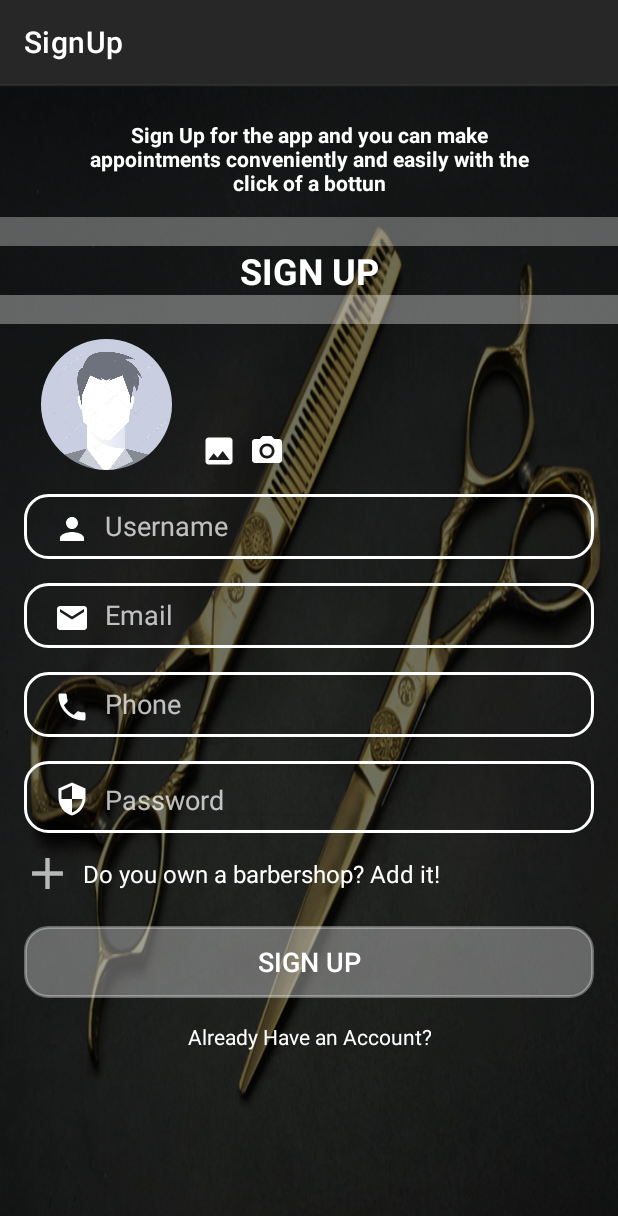
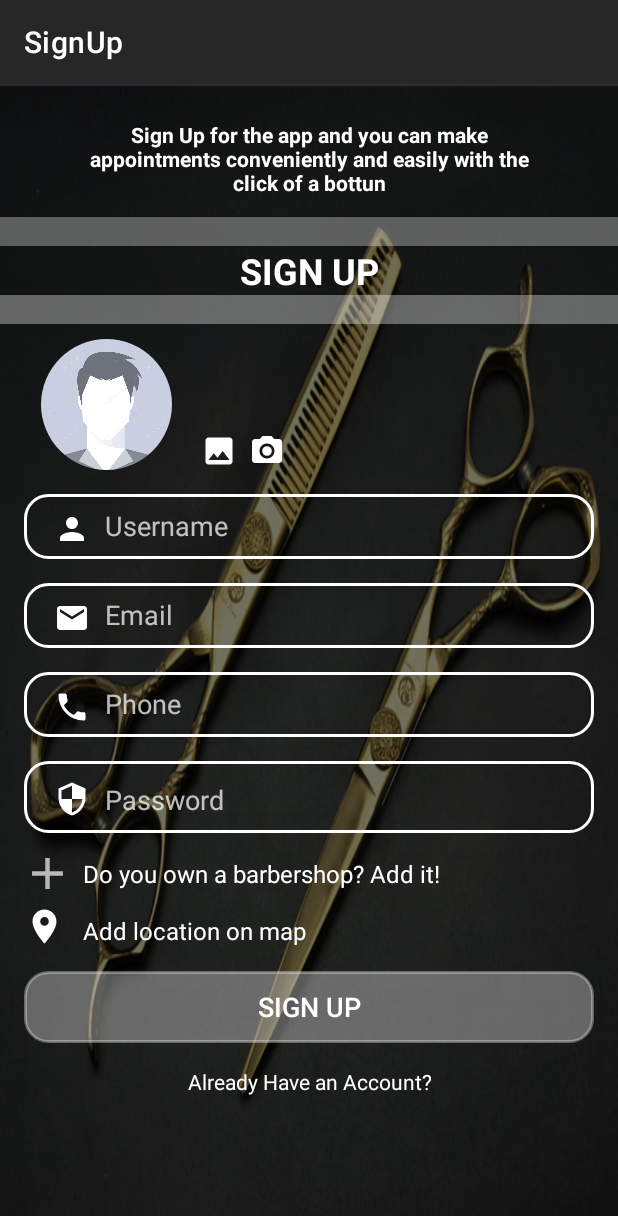
Before and after one commit to TalCohenHarari/AndroidApplication-FinalProject, an Android app: the screen it shows after launch (MainActivity), after a tap on "sign up", on a phone screen of 412 x 824 dp. Shown: the top 1216 px of the screen. Run offline under Robolectric (Android 15) with nearby library versions, the phone set to English and light mode, and no system bars; our stand-ins replace CircleImageView, Firebase (no records; nobody signed in at launch, a user with empty details on screens opened directly), Room's generated code, navigation-ui; Roboto replaces fonts that are not available here.

Commit message:
Google Map on signUp fragment with add location and save it :)

```diff
--- a/app/src/main/java/com/example/finalproject/ui/barbershopDetails/BarbershopDetailsFragment.java
+++ b/app/src/main/java/com/example/finalproject/ui/barbershopDetails/BarbershopDetailsFragment.java
@@ -37,6 +37,7 @@ public class BarbershopDetailsFragment extends Fragment {
 //        imageV = view.findViewById(R.id.baebershopDeails_image_imgV);
         barbershopDetailsViewModel  = new ViewModelProvider(this).
                 get(BarbershopDetailsViewModel.class);
+        barbershopDetailsViewModel.getData().observe(getViewLifecycleOwner(), (data)->{});
 
 
         // Getting the parameters from the Bundle:
--- a/app/src/main/java/com/example/finalproject/ui/signUp/SignUpFragment.java
+++ b/app/src/main/java/com/example/finalproject/ui/signUp/SignUpFragment.java
@@ -1,7 +1,6 @@
 package com.example.finalproject.ui.signUp;
 
 import android.app.Dialog;
-import android.content.Context;
 import android.content.Intent;
 import android.graphics.Bitmap;
 import android.net.Uri;
@@ -17,11 +16,9 @@ import android.widget.ImageButton;
 import android.widget.ImageView;
 import android.widget.ProgressBar;
 import android.widget.TextView;
-import android.widget.Toast;
 
 import androidx.annotation.Nullable;
 import androidx.fragment.app.Fragment;
-import androidx.fragment.app.FragmentActivity;
 import androidx.lifecycle.ViewModelProvider;
 import androidx.navigation.Navigation;
 
@@ -32,32 +29,23 @@ import com.example.finalproject.model.Barbershop;
 import com.example.finalproject.model.Model;
 import com.example.finalproject.model.Queue;
 import com.example.finalproject.model.User;
-import com.example.finalproject.ui.queues_list.QueuesListViewModel;
 
 import java.io.IOException;
 import java.util.LinkedList;
 import java.util.List;
 
 
-public class SignUpFragment extends Fragment {
+public class SignUpFragment extends Fragment{
 
-    //General:
-    View view;
-    Dialog dialog;
-    TextView haveAccount;
-    Button signUp;
-    ImageButton addBarbershop;
-    ImageView imageCameraImgV;
-    ImageView imageGalleryImgV;
+    //General:                                  //User params:
+    View view;                                  User newUser;
+    Dialog dialog;                              EditText password;
+    TextView haveAccount;                       EditText userName;
+    Button signUp;                              EditText email;
+    ImageButton addBarbershop;                  EditText phone;
+    ImageView imageCameraImgV;                  ImageView imageV;
+    ImageView imageGalleryImgV;                 Bitmap imageBitmap;
     SignUpViewModel signUpViewModel;
-    //User params:
-    User newUser;
-    EditText password;
-    EditText userName;
-    EditText email;
-    EditText phone;
-    ImageView imageV;
-    Bitmap imageBitmap;
 
     //Barbershop Params:
     Dialog dialogBarbershop;
@@ -71,6 +59,12 @@ public class SignUpFragment extends Fragment {
     Button barbershopAddBtn;
     Button barbershopBackBtn;
     Barbershop barbershop;
+    ImageView locationIcon;
+    public static double latitude=0;
+    public static double longitude=0;
+
+
+
 
     @Override
     public View onCreateView(LayoutInflater inflater, ViewGroup container,
@@ -96,19 +90,20 @@ public class SignUpFragment extends Fragment {
         imageCameraImgV = view.findViewById(R.id.signUp_camera_imgV);
         imageGalleryImgV = view.findViewById(R.id.signUp_gallery_imgV);
         imageV = view.findViewById(R.id.signUp_userImage_imgV);
+        dialogBarbershop = new Dialog(getContext());
+        dialogBarbershop.setContentView(R.layout.fragment_new_baebershop);
+        locationIcon = view.findViewById(R.id.signUp_locationIcon_imgV);
 
         //Listeners:
         addBarbershop.setOnClickListener(v->openDialog());
         imageCameraImgV.setOnClickListener(v->takePicture("user"));
         imageGalleryImgV.setOnClickListener(v->takePictureFromGallery("user"));
         haveAccount.setOnClickListener(Navigation.createNavigateOnClickListener(R.id.nav_login));
+        locationIcon.setOnClickListener(v->Navigation.findNavController(v).navigate(R.id.nav_mapFragment));
         userName.setOnKeyListener((v,keyCode,event)->{Utilities.offValidationUserName(userName);return false;});
         password.setOnKeyListener((v,keyCode,event)->{Utilities.offValidationPassword(password);return false;});
         popupLoadingDialog();
-
-        signUp.setOnClickListener(new View.OnClickListener() {
-            @Override
-            public void onClick(View v) {
+        signUp.setOnClickListener(v -> {
 
             if(signUpViewModel.isUserNameExist(userName.getText().toString()))
                 Utilities.userNameExist(userName);
@@ -122,7 +117,6 @@ public class SignUpFragment extends Fragment {
             else
                 Utilities.validationOn(password,userName);
 
-            }
         });
 
         return view;
@@ -167,7 +161,8 @@ public class SignUpFragment extends Fragment {
                 });
             });
         }
-        //User wih no image but he is a Barbershop:
+
+        //User with no image but he is a Barbershop:
         else if(imageBitmap==null && barbershop!=null)
         {
             //Saving the user:
@@ -175,6 +170,9 @@ public class SignUpFragment extends Fragment {
             Model.instance.saveUser(newUser, "signUp",()->
             {
                 barbershop.setOwner(newUser.getId());
+                barbershop.setLatitude(latitude);
+                barbershop.setLongitude(longitude);
+
                 if(barbershopImageBitmap!=null)
                     Model.instance.uploadImage(barbershopImageBitmap, newUser.getId(),"barbershop", (barbershopUrl)-> saveBarbershop(barbershopUrl));
                 else
@@ -197,6 +195,8 @@ public class SignUpFragment extends Fragment {
                     {
                             //Saving the barbershop:
                             barbershop.setOwner(newUser.getId());
+                            barbershop.setLatitude(latitude);
+                            barbershop.setLongitude(longitude);
                             //If there is an image to the barbershop saving his image and then saving himself:
                             if(barbershopImageBitmap!=null)
                                 Model.instance.uploadImage(barbershopImageBitmap, newUser.getId(), "barbershop",(barbershopUrl)-> saveBarbershop(barbershopUrl));
@@ -212,8 +212,7 @@ public class SignUpFragment extends Fragment {
 
     private void openDialog() {
 
-        dialogBarbershop = new Dialog(getContext());
-        dialogBarbershop.setContentView(R.layout.fragment_new_baebershop);
+
         if(Build.VERSION.SDK_INT >= Build.VERSION_CODES.LOLLIPOP)
             dialogBarbershop.getWindow().setBackgroundDrawable(getActivity().getDrawable(R.drawable.popup_dialog_background));
         dialogBarbershop.getWindow().setLayout(ViewGroup.LayoutParams.MATCH_PARENT,ViewGroup.LayoutParams.MATCH_PARENT);
@@ -243,6 +242,7 @@ public class SignUpFragment extends Fragment {
         });
 
         dialogBarbershop.show();
+
     }
 
     void saveBarbershop(String url) {
@@ -393,5 +393,4 @@ public class SignUpFragment extends Fragment {
             }
         }
     }
-
 }
--- /dev/null
+++ b/app/src/main/res/drawable/my_location_icon.xml
@@ -0,0 +1,5 @@
+<vector android:alpha="0.69" android:height="24dp"
+    android:tint="#FFFFFF" android:viewportHeight="24"
+    android:viewportWidth="24" android:width="24dp" xmlns:android="http://schemas.android.com/apk/res/android">
+    <path android:fillColor="@android:color/white" android:pathData="M12,8c-2.21,0 -4,1.79 -4,4s1.79,4 4,4 4,-1.79 4,-4 -1.79,-4 -4,-4zM20.94,11c-0.46,-4.17 -3.77,-7.48 -7.94,-7.94L13,1h-2v2.06C6.83,3.52 3.52,6.83 3.06,11L1,11v2h2.06c0.46,4.17 3.77,7.48 7.94,7.94L11,23h2v-2.06c4.17,-0.46 7.48,-3.77 7.94,-7.94L23,13v-2h-2.06zM12,19c-3.87,0 -7,-3.13 -7,-7s3.13,-7 7,-7 7,3.13 7,7 -3.13,7 -7,7z"/>
+</vector>
--- a/app/src/main/res/layout/fragment_sign_up.xml
+++ b/app/src/main/res/layout/fragment_sign_up.xml
@@ -47,7 +47,7 @@
                 android:id="@+id/signup_signup_btn"
                 android:layout_width="0dp"
                 android:layout_height="wrap_content"
-                android:layout_marginTop="24dp"
+                android:layout_marginTop="16dp"
                 android:background="@drawable/button"
                 android:text="SIGN UP"
                 android:textColor="@color/white"
@@ -55,7 +55,7 @@
                 app:layout_constraintEnd_toEndOf="@+id/signUp_password_txtE"
                 app:layout_constraintHorizontal_bias="0.0"
                 app:layout_constraintStart_toStartOf="@+id/signUp_password_txtE"
-                app:layout_constraintTop_toBottomOf="@+id/textView12" />
+                app:layout_constraintTop_toBottomOf="@+id/temp" />
 
             <EditText
                 android:id="@+id/signUp_password_txtE"
@@ -238,6 +238,27 @@
                 app:layout_constraintStart_toEndOf="@+id/signUp_add_Barbershop_imgBtn"
                 app:layout_constraintTop_toBottomOf="@+id/signUp_password_txtE" />
 
+            <TextView
+                android:id="@+id/temp"
+                android:layout_width="wrap_content"
+                android:layout_height="wrap_content"
+                android:layout_marginTop="16dp"
+                android:text="Add location on map"
+                android:textColor="#FFFFFF"
+                android:textSize="16sp"
+                app:layout_constraintStart_toStartOf="@+id/textView12"
+                app:layout_constraintTop_toBottomOf="@+id/textView12" />
+
+            <ImageView
+                android:id="@+id/signUp_locationIcon_imgV"
+                android:layout_width="27dp"
+                android:layout_height="27dp"
+                android:layout_marginStart="16dp"
+                android:layout_marginTop="8dp"
+                android:src="@drawable/custom_location_icon"
+                app:layout_constraintStart_toStartOf="parent"
+                app:layout_constraintTop_toBottomOf="@+id/signUp_add_Barbershop_imgBtn" />
+
         </androidx.constraintlayout.widget.ConstraintLayout>
     </ScrollView>
 </androidx.constraintlayout.widget.ConstraintLayout>
--- a/app/src/main/res/navigation/mobile_navigation.xml
+++ b/app/src/main/res/navigation/mobile_navigation.xml
@@ -153,4 +153,13 @@
         android:name="com.example.finalproject.ui.edit_Barbershop.EditBarbershopFragment"
         android:label="Edit Barbershop"
         tools:layout="@layout/fragment_edit_barbershop" />
+    <fragment
+        android:id="@+id/nav_mapFragment"
+        android:name="com.example.finalproject.ui.map.MapFragment"
+        android:label="fragment_map"
+        tools:layout="@layout/fragment_map" >
+        <action
+            android:id="@+id/action_nav_mapFragment_to_nav_signUpFragment2"
+            app:destination="@id/nav_signUpFragment" />
+    </fragment>
 </navigation>
```
Also changed, not shown: app/build.gradle (+6 -1 lines), app/src/main/AndroidManifest.xml (+24 -0 lines), app/src/main/java/com/example/finalproject/MainActivity.java (+11 -18 lines), app/src/main/java/com/example/finalproject/model/Barbershop.java (+27 -0 lines), app/src/main/java/com/example/finalproject/ui/map/MapFragment.java (added, +179 -0 lines), app/src/main/res/layout/fragment_map.xml (added, +58 -0 lines), app/src/main/res/layout/fragment_new_baebershop.xml (+4 -12 lines), app/src/main/res/drawable/location.png (added). Lines whose indentation alone changed are shown as unchanged.
